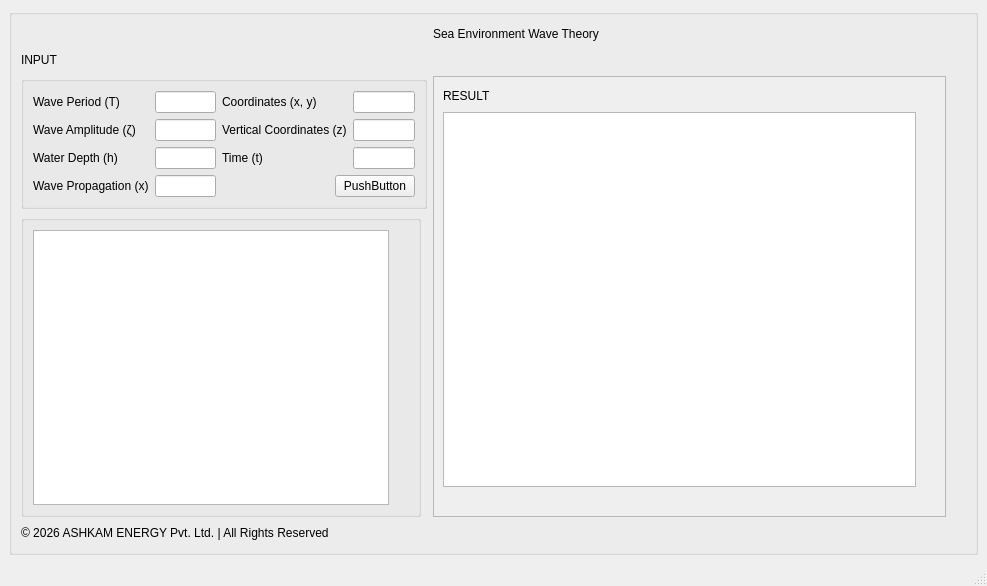
The window that waveLength.ui (superman1408/hydro) describes before a commit, drawn with Qt 5.
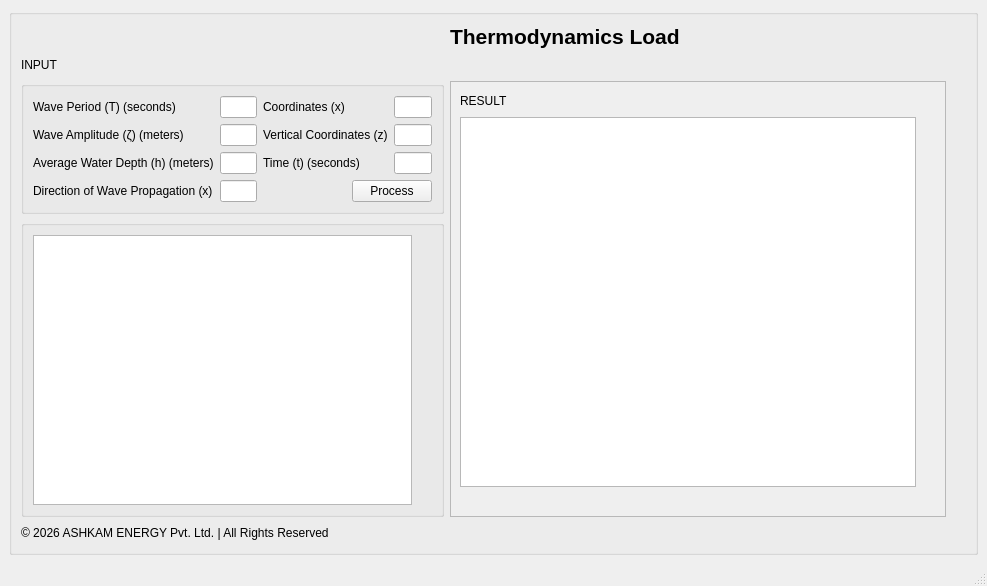
The same window after the commit. Icons and pictures are not drawn.

```diff
--- a/waveLength.ui
+++ b/waveLength.ui
@@ -34,28 +34,28 @@
               <item>
                <widget class="QLabel" name="label_2">
                 <property name="text">
-                 <string>Wave Period (T)</string>
+                 <string>Wave Period (T) (seconds)</string>
                 </property>
                </widget>
               </item>
               <item>
                <widget class="QLabel" name="label_3">
                 <property name="text">
-                 <string>Wave Amplitude (ζ)</string>
+                 <string>Wave Amplitude (ζ) (meters)</string>
                 </property>
                </widget>
               </item>
               <item>
                <widget class="QLabel" name="label_4">
                 <property name="text">
-                 <string>Water Depth (h)</string>
+                 <string>Average Water Depth (h) (meters)</string>
                 </property>
                </widget>
               </item>
               <item>
                <widget class="QLabel" name="label_5">
                 <property name="text">
-                 <string>Wave Propagation (x)</string>
+                 <string>Direction of Wave Propagation (x)</string>
                 </property>
                </widget>
               </item>
@@ -86,7 +86,7 @@
               <item>
                <widget class="QLabel" name="label_9">
                 <property name="text">
-                 <string>Coordinates (x, y)</string>
+                 <string>Coordinates (x)</string>
                 </property>
                </widget>
               </item>
@@ -100,7 +100,7 @@
               <item>
                <widget class="QLabel" name="label_10">
                 <property name="text">
-                 <string>Time (t)</string>
+                 <string>Time (t) (seconds)</string>
                 </property>
                </widget>
               </item>
@@ -137,14 +137,14 @@
           <item row="1" column="2">
            <widget class="QPushButton" name="pushButton">
             <property name="text">
-             <string>PushButton</string>
+             <string>Process</string>
             </property>
            </widget>
           </item>
          </layout>
         </widget>
        </item>
-       <item row="3" column="0" colspan="2">
+       <item row="3" column="0" colspan="3">
         <widget class="QGroupBox" name="groupBox_3">
          <property name="title">
           <string/>
@@ -169,7 +169,7 @@
          </layout>
         </widget>
        </item>
-       <item row="4" column="2" colspan="3">
+       <item row="4" column="2" colspan="4">
         <spacer name="horizontalSpacer_8">
          <property name="orientation">
           <enum>Qt::Horizontal</enum>
@@ -182,7 +182,7 @@
          </property>
         </spacer>
        </item>
-       <item row="2" column="3" rowspan="2" colspan="2">
+       <item row="2" column="3" rowspan="2" colspan="3">
         <widget class="QScrollArea" name="scrollArea">
          <property name="widgetResizable">
           <bool>true</bool>
@@ -192,7 +192,7 @@
            <rect>
             <x>0</x>
             <y>0</y>
-            <width>492</width>
+            <width>478</width>
             <height>372</height>
            </rect>
           </property>
@@ -267,7 +267,7 @@
          </property>
         </widget>
        </item>
-       <item row="2" column="5" rowspan="2">
+       <item row="2" column="6" rowspan="2">
         <spacer name="verticalSpacer_2">
          <property name="orientation">
           <enum>Qt::Vertical</enum>
@@ -313,7 +313,7 @@
          </property>
         </widget>
        </item>
-       <item row="0" column="4">
+       <item row="0" column="5">
         <spacer name="horizontalSpacer_2">
          <property name="orientation">
           <enum>Qt::Horizontal</enum>
@@ -328,11 +328,31 @@
        </item>
        <item row="0" column="3">
         <widget class="QLabel" name="label">
+         <property name="font">
+          <font>
+           <pointsize>16</pointsize>
+           <weight>75</weight>
+           <bold>true</bold>
+          </font>
+         </property>
          <property name="text">
-          <string>Sea Environment Wave Theory</string>
+          <string>Thermodynamics Load       </string>
          </property>
         </widget>
        </item>
+       <item row="0" column="4">
+        <spacer name="horizontalSpacer_7">
+         <property name="orientation">
+          <enum>Qt::Horizontal</enum>
+         </property>
+         <property name="sizeHint" stdset="0">
+          <size>
+           <width>40</width>
+           <height>20</height>
+          </size>
+         </property>
+        </spacer>
+       </item>
       </layout>
      </widget>
     </item>
```
Left out of the diff: 50 changed lines with no effect on the pictures.
